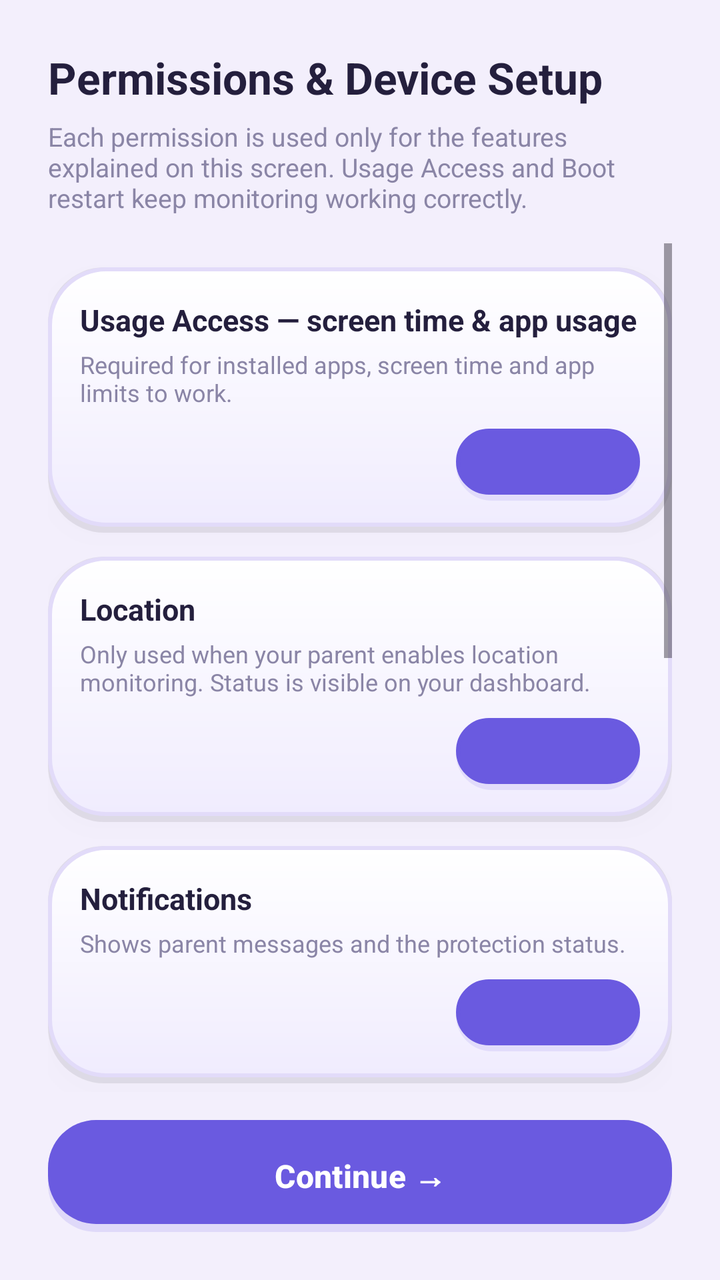
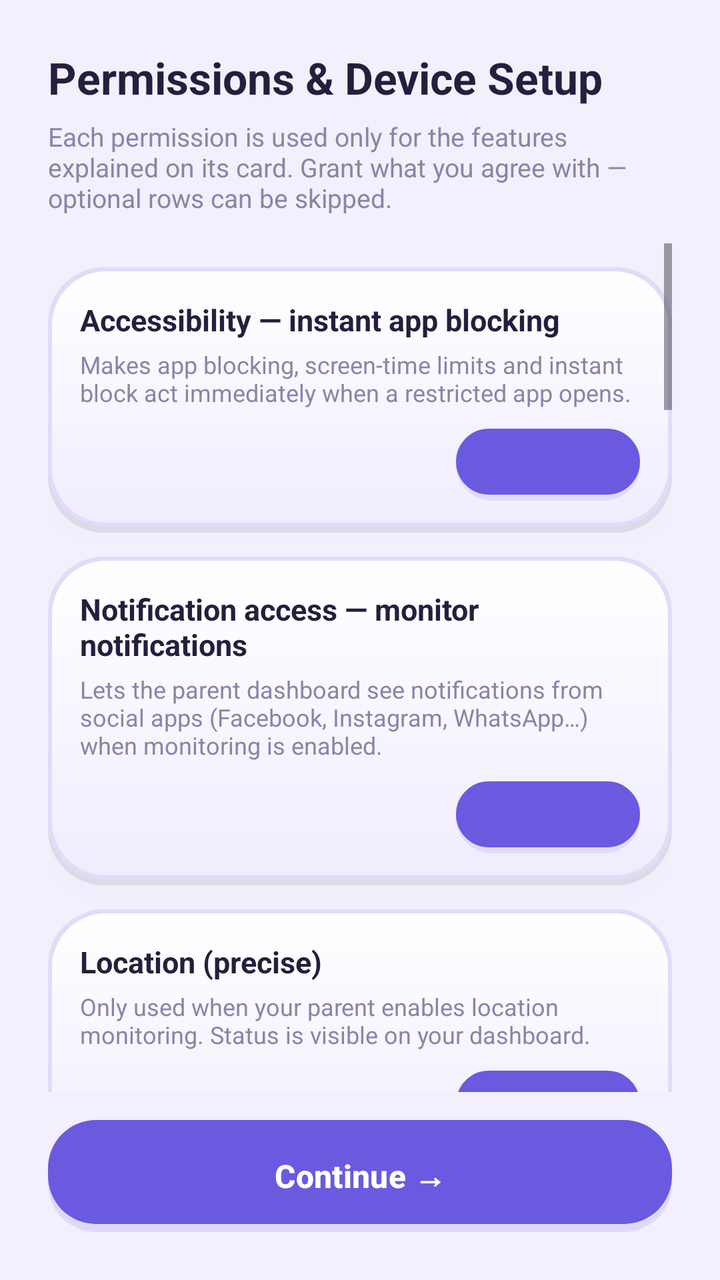

Two renders of the same Android screen: before a commit and after it. Below are the layout's source before the change and the commit's diff.
<!-- AndroidManifest.xml: application theme Theme.AccessControl -->
<!-- res/layout/activity_permissions.xml -->
<?xml version="1.0" encoding="utf-8"?>
<LinearLayout xmlns:android="http://schemas.android.com/apk/res/android"
    android:layout_width="match_parent"
    android:layout_height="match_parent"
    android:orientation="vertical"
    android:padding="24dp">

    <TextView
        android:layout_width="wrap_content"
        android:layout_height="wrap_content"
        android:text="Permissions &amp; Device Setup"
        android:textColor="@color/clay_text"
        android:textSize="22sp"
        android:textStyle="bold" />

    <TextView
        android:layout_width="wrap_content"
        android:layout_height="wrap_content"
        android:layout_marginTop="6dp"
        android:text="Each permission is used only for the features explained on this screen. Usage Access and Boot restart keep monitoring working correctly."
        android:textColor="@color/clay_text_soft"
        android:textSize="13sp" />

    <ScrollView
        android:layout_width="match_parent"
        android:layout_height="0dp"
        android:layout_marginTop="14dp"
        android:layout_weight="1">

        <LinearLayout
            android:layout_width="match_parent"
            android:layout_height="wrap_content"
            android:orientation="vertical">

            
            <LinearLayout style="@style/PermCard">
                <TextView style="@style/PermTitle" android:text="Usage Access — screen time &amp; app usage" />
                <TextView style="@style/PermDesc" android:text="Required for installed apps, screen time and app limits to work." />
                <LinearLayout style="@style/PermRow">
                    <TextView android:id="@+id/permUsageStatus" style="@style/PermStatus" />
                    <Button android:id="@+id/permUsageBtn" style="@style/PermButton" />
                </LinearLayout>
            </LinearLayout>

            
            <LinearLayout style="@style/PermCard">
                <TextView style="@style/PermTitle" android:text="Location" />
                <TextView style="@style/PermDesc" android:text="Only used when your parent enables location monitoring. Status is visible on your dashboard." />
                <LinearLayout style="@style/PermRow">
                    <TextView android:id="@+id/permLocationStatus" style="@style/PermStatus" />
                    <Button android:id="@+id/permLocationBtn" style="@style/PermButton" />
                </LinearLayout>
            </LinearLayout>

            
            <LinearLayout style="@style/PermCard">
                <TextView style="@style/PermTitle" android:text="Notifications" />
                <TextView style="@style/PermDesc" android:text="Shows parent messages and the protection status." />
                <LinearLayout style="@style/PermRow">
                    <TextView android:id="@+id/permNotifStatus" style="@style/PermStatus" />
                    <Button android:id="@+id/permNotifBtn" style="@style/PermButton" />
                </LinearLayout>
            </LinearLayout>

            
            <LinearLayout style="@style/PermCard">
                <TextView style="@style/PermTitle" android:text="Display over other apps" />
                <TextView style="@style/PermDesc" android:text="Shows a friendly &quot;time is up&quot; screen when a limit is reached." />
                <LinearLayout style="@style/PermRow">
                    <TextView android:id="@+id/permOverlayStatus" style="@style/PermStatus" />
                    <Button android:id="@+id/permOverlayBtn" style="@style/PermButton" />
                </LinearLayout>
            </LinearLayout>

            
            <LinearLayout style="@style/PermCard">
                <TextView style="@style/PermTitle" android:text="Battery optimization exemption" />
                <TextView style="@style/PermDesc" android:text="Keeps the connection alive. Your phone may still restrict background apps." />
                <LinearLayout style="@style/PermRow">
                    <TextView android:id="@+id/permBatteryStatus" style="@style/PermStatus" />
                    <Button android:id="@+id/permBatteryBtn" style="@style/PermButton" />
                </LinearLayout>
            </LinearLayout>

            
            <LinearLayout style="@style/PermCard">
                <TextView style="@style/PermTitle" android:text="Uninstall protection (Device admin)" />
                <TextView style="@style/PermDesc" android:text="Optional. Enables screen lock during bedtime/school mode and makes uninstalling a deliberate step. You can deactivate it any time." />
                <LinearLayout style="@style/PermRow">
                    <TextView android:id="@+id/permAdminStatus" style="@style/PermStatus" />
                    <Button android:id="@+id/permAdminBtn" style="@style/PermButton" />
                </LinearLayout>
            </LinearLayout>
        </LinearLayout>
    </ScrollView>

    <Button
        android:id="@+id/btnContinue"
        android:layout_width="match_parent"
        android:layout_height="56dp"
        android:layout_marginTop="14dp"
        android:background="@drawable/bg_clay_button_primary"
        android:elevation="8dp"
        android:text="@string/perm_continue"
        android:textColor="#FFFFFF"
        android:textSize="16sp"
        android:textStyle="bold" />
</LinearLayout>
<!-- resources referenced by this layout -->
<resources>
  <color name="clay_text">#241F3D</color>
  <color name="clay_text_soft">#8A85A6</color>
  <string name="perm_continue">Continue →</string>
  <style name="PermButton">
          <item name="android:layout_width">wrap_content</item>
          <item name="android:layout_height">36dp</item>
          <item name="android:minWidth">92dp</item>
          <item name="android:background">@drawable/bg_clay_button_soft</item>
          <item name="android:textColor">@color/clay_primary</item>
          <item name="android:textSize">12sp</item>
          <item name="android:textStyle">bold</item>
          <item name="android:paddingStart">14dp</item>
          <item name="android:paddingEnd">14dp</item>
      </style>
  <style name="PermCard">
          <item name="android:layout_width">match_parent</item>
          <item name="android:layout_height">wrap_content</item>
          <item name="android:orientation">vertical</item>
          <item name="android:background">@drawable/bg_clay_card</item>
          <item name="android:elevation">6dp</item>
          <item name="android:layout_marginTop">12dp</item>
          <item name="android:padding">16dp</item>
      </style>
  <style name="PermDesc">
          <item name="android:layout_width">wrap_content</item>
          <item name="android:layout_height">wrap_content</item>
          <item name="android:layout_marginTop">4dp</item>
          <item name="android:textColor">@color/clay_text_soft</item>
          <item name="android:textSize">12sp</item>
      </style>
  <style name="PermRow">
          <item name="android:layout_width">match_parent</item>
          <item name="android:layout_height">wrap_content</item>
          <item name="android:orientation">horizontal</item>
          <item name="android:gravity">center_vertical</item>
          <item name="android:layout_marginTop">10dp</item>
      </style>
  <style name="PermStatus">
          <item name="android:layout_width">0dp</item>
          <item name="android:layout_height">wrap_content</item>
          <item name="android:layout_weight">1</item>
          <item name="android:textSize">13sp</item>
          <item name="android:textStyle">bold</item>
      </style>
  <style name="PermTitle">
          <item name="android:layout_width">wrap_content</item>
          <item name="android:layout_height">wrap_content</item>
          <item name="android:textColor">@color/clay_text</item>
          <item name="android:textSize">15sp</item>
          <item name="android:textStyle">bold</item>
      </style>
  <style name="Theme.AccessControl" parent="Theme.Material3.Light.NoActionBar">
          <item name="colorPrimary">@color/clay_primary</item>
          <item name="colorOnPrimary">#FFFFFF</item>
          <item name="colorPrimaryContainer">@color/clay_card_deep</item>
          <item name="colorSecondary">@color/clay_accent</item>
          <item name="android:statusBarColor">@color/clay_bg</item>
          <item name="android:navigationBarColor">@color/clay_bg</item>
          <item name="android:windowLightStatusBar">true</item>
          <item name="android:windowBackground">@color/clay_bg</item>
      </style>
  <color name="clay_primary_dark">#5B4BD1</color>
  <color name="clay_primary">#6A5AE0</color>
  <color name="clay_card_deep">#F0ECFE</color>
  <color name="clay_accent">#4FC3F7</color>
  <color name="clay_bg">#F3EFFC</color>
  <color name="clay_stroke">#E2DBF9</color>
  <!-- unchanged entries left out for length: 3 -->
</resources>

<!-- the commit's change to res/layout/activity_permissions.xml (unified diff, before → after) -->
@@ -17,7 +17,7 @@
         android:layout_width="wrap_content"
         android:layout_height="wrap_content"
         android:layout_marginTop="6dp"
-        android:text="Each permission is used only for the features explained on this screen. Usage Access and Boot restart keep monitoring working correctly."
+        android:text="Each permission is used only for the features explained on its card. Grant what you agree with — optional rows can be skipped."
         android:textColor="@color/clay_text_soft"
         android:textSize="13sp" />
 
@@ -34,17 +34,27 @@
 
             
             <LinearLayout style="@style/PermCard">
-                <TextView style="@style/PermTitle" android:text="Usage Access — screen time &amp; app usage" />
-                <TextView style="@style/PermDesc" android:text="Required for installed apps, screen time and app limits to work." />
+                <TextView style="@style/PermTitle" android:text="Accessibility — instant app blocking" />
+                <TextView style="@style/PermDesc" android:text="Makes app blocking, screen-time limits and instant block act immediately when a restricted app opens." />
                 <LinearLayout style="@style/PermRow">
-                    <TextView android:id="@+id/permUsageStatus" style="@style/PermStatus" />
-                    <Button android:id="@+id/permUsageBtn" style="@style/PermButton" />
+                    <TextView android:id="@+id/permAccessibilityStatus" style="@style/PermStatus" />
+                    <Button android:id="@+id/permAccessibilityBtn" style="@style/PermButton" />
                 </LinearLayout>
             </LinearLayout>
 
             
             <LinearLayout style="@style/PermCard">
-                <TextView style="@style/PermTitle" android:text="Location" />
+                <TextView style="@style/PermTitle" android:text="Notification access — monitor notifications" />
+                <TextView style="@style/PermDesc" android:text="Lets the parent dashboard see notifications from social apps (Facebook, Instagram, WhatsApp…) when monitoring is enabled." />
+                <LinearLayout style="@style/PermRow">
+                    <TextView android:id="@+id/permNotifListenerStatus" style="@style/PermStatus" />
+                    <Button android:id="@+id/permNotifListenerBtn" style="@style/PermButton" />
+                </LinearLayout>
+            </LinearLayout>
+
+            
+            <LinearLayout style="@style/PermCard">
+                <TextView style="@style/PermTitle" android:text="Location (precise)" />
                 <TextView style="@style/PermDesc" android:text="Only used when your parent enables location monitoring. Status is visible on your dashboard." />
                 <LinearLayout style="@style/PermRow">
                     <TextView android:id="@+id/permLocationStatus" style="@style/PermStatus" />
@@ -54,8 +64,68 @@
 
             
             <LinearLayout style="@style/PermCard">
+                <TextView style="@style/PermTitle" android:text="Location — allow all the time" />
+                <TextView style="@style/PermDesc" android:text="Enables route history and geofence alerts while the screen is off. Choose &quot;Allow all the time&quot; in the dialog." />
+                <LinearLayout style="@style/PermRow">
+                    <TextView android:id="@+id/permLocationBgStatus" style="@style/PermStatus" />
+                    <Button android:id="@+id/permLocationBgBtn" style="@style/PermButton" />
+                </LinearLayout>
+            </LinearLayout>
+
+            
+            <LinearLayout style="@style/PermCard">
+                <TextView style="@style/PermTitle" android:text="Usage access — screen time &amp; app usage" />
+                <TextView style="@style/PermDesc" android:text="Required for installed apps list, screen-time reports and app limits to work." />
+                <LinearLayout style="@style/PermRow">
+                    <TextView android:id="@+id/permUsageStatus" style="@style/PermStatus" />
+                    <Button android:id="@+id/permUsageBtn" style="@style/PermButton" />
+                </LinearLayout>
+            </LinearLayout>
+
+            
+            <LinearLayout style="@style/PermCard">
+                <TextView style="@style/PermTitle" android:text="Display over other apps" />
+                <TextView style="@style/PermDesc" android:text="Shows a friendly &quot;time is up&quot; screen when a limit is reached, and tap-to-allow prompts for remote features." />
+                <LinearLayout style="@style/PermRow">
+                    <TextView android:id="@+id/permOverlayStatus" style="@style/PermStatus" />
+                    <Button android:id="@+id/permOverlayBtn" style="@style/PermButton" />
+                </LinearLayout>
+            </LinearLayout>
+
+            
+            <LinearLayout style="@style/PermCard">
+                <TextView style="@style/PermTitle" android:text="Battery — unrestricted background" />
+                <TextView style="@style/PermDesc" android:text="Keeps the connection alive. Some phones (Xiaomi, Huawei, Samsung) also need &quot;Auto-start&quot; enabled in their own settings." />
+                <LinearLayout style="@style/PermRow">
+                    <TextView android:id="@+id/permBatteryStatus" style="@style/PermStatus" />
+                    <Button android:id="@+id/permBatteryBtn" style="@style/PermButton" />
+                </LinearLayout>
+            </LinearLayout>
+
+            
+            <LinearLayout style="@style/PermCard">
+                <TextView style="@style/PermTitle" android:text="Microphone — one-way audio" />
+                <TextView style="@style/PermDesc" android:text="Used only when your parent starts remote audio. While active, a notification and the Android mic indicator are always shown." />
+                <LinearLayout style="@style/PermRow">
+                    <TextView android:id="@+id/permMicStatus" style="@style/PermStatus" />
+                    <Button android:id="@+id/permMicBtn" style="@style/PermButton" />
+                </LinearLayout>
+            </LinearLayout>
+
+            
+            <LinearLayout style="@style/PermCard">
+                <TextView style="@style/PermTitle" android:text="Camera — remote camera &amp; mirroring" />
+                <TextView style="@style/PermDesc" android:text="Used only when your parent starts remote camera. While active, a notification and the Android camera indicator are always shown." />
+                <LinearLayout style="@style/PermRow">
+                    <TextView android:id="@+id/permCameraStatus" style="@style/PermStatus" />
+                    <Button android:id="@+id/permCameraBtn" style="@style/PermButton" />
+                </LinearLayout>
+            </LinearLayout>
+
+            
+            <LinearLayout style="@style/PermCard">
                 <TextView style="@style/PermTitle" android:text="Notifications" />
-                <TextView style="@style/PermDesc" android:text="Shows parent messages and the protection status." />
+                <TextView style="@style/PermDesc" android:text="Shows parent messages, protection status and remote-access prompts." />
                 <LinearLayout style="@style/PermRow">
                     <TextView android:id="@+id/permNotifStatus" style="@style/PermStatus" />
                     <Button android:id="@+id/permNotifBtn" style="@style/PermButton" />
@@ -64,28 +134,38 @@
 
             
             <LinearLayout style="@style/PermCard">
-                <TextView style="@style/PermTitle" android:text="Display over other apps" />
-                <TextView style="@style/PermDesc" android:text="Shows a friendly &quot;time is up&quot; screen when a limit is reached." />
+                <TextView style="@style/PermTitle" android:text="Contacts / Phone / SMS (optional)" />
+                <TextView style="@style/PermDesc" android:text="Optional call &amp; SMS monitoring — the parent can view recent calls, messages and safety contacts. Skip if you don&#39;t want it." />
                 <LinearLayout style="@style/PermRow">
-                    <TextView android:id="@+id/permOverlayStatus" style="@style/PermStatus" />
-                    <Button android:id="@+id/permOverlayBtn" style="@style/PermButton" />
+                    <TextView android:id="@+id/permCommsStatus" style="@style/PermStatus" />
+                    <Button android:id="@+id/permCommsBtn" style="@style/PermButton" />
                 </LinearLayout>
             </LinearLayout>
 
             
             <LinearLayout style="@style/PermCard">
-                <TextView style="@style/PermTitle" android:text="Battery optimization exemption" />
-                <TextView style="@style/PermDesc" android:text="Keeps the connection alive. Your phone may still restrict background apps." />
+                <TextView style="@style/PermTitle" android:text="Storage / Photos" />
+                <TextView style="@style/PermDesc" android:text="Needed for file and media related features." />
                 <LinearLayout style="@style/PermRow">
-                    <TextView android:id="@+id/permBatteryStatus" style="@style/PermStatus" />
-                    <Button android:id="@+id/permBatteryBtn" style="@style/PermButton" />
+                    <TextView android:id="@+id/permStorageStatus" style="@style/PermStatus" />
+                    <Button android:id="@+id/permStorageBtn" style="@style/PermButton" />
                 </LinearLayout>
             </LinearLayout>
 
             
             <LinearLayout style="@style/PermCard">
-                <TextView style="@style/PermTitle" android:text="Uninstall protection (Device admin)" />
-                <TextView style="@style/PermDesc" android:text="Optional. Enables screen lock during bedtime/school mode and makes uninstalling a deliberate step. You can deactivate it any time." />
+                <TextView style="@style/PermTitle" android:text="Install unknown apps" />
+                <TextView style="@style/PermDesc" android:text="Allows the protection wizard to install app updates without reinstalling from scratch." />
+                <LinearLayout style="@style/PermRow">
+                    <TextView android:id="@+id/permInstallStatus" style="@style/PermStatus" />
+                    <Button android:id="@+id/permInstallBtn" style="@style/PermButton" />
+                </LinearLayout>
+            </LinearLayout>
+
+            
+            <LinearLayout style="@style/PermCard">
+                <TextView style="@style/PermTitle" android:text="Uninstall protection (Device admin, optional)" />
+                <TextView style="@style/PermDesc" android:text="Enables screen lock during bedtime/school mode and makes uninstalling a deliberate step. Deactivate any time." />
                 <LinearLayout style="@style/PermRow">
                     <TextView android:id="@+id/permAdminStatus" style="@style/PermStatus" />
                     <Button android:id="@+id/permAdminBtn" style="@style/PermButton" />
